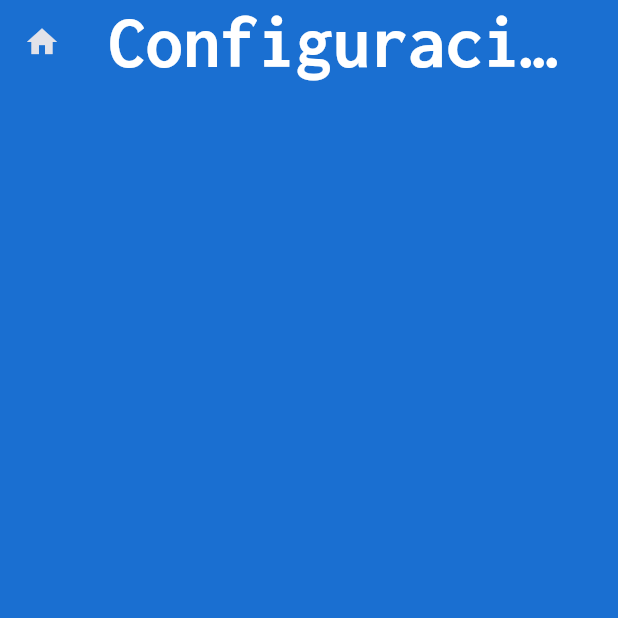
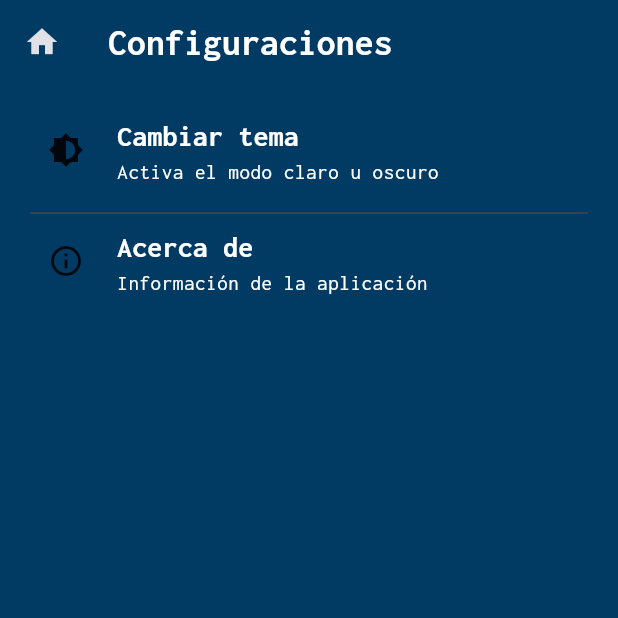
Before and after one commit to RafaelDiaz01/App-Tarantulas, a Flutter app: the screen it shows after launch, after a tap on the "settings" icon, on a phone screen of 412 x 824 dp, the top half of it. Run offline on Flutter 3.47's test engine with Material 3 defaults, Android fonts, the phone set to English and light mode, and no system bars; our stand-ins replace google_fonts, hive, hive_flutter, lottie; accounts and stored records are empty.

Commit message:
Se suben cambios en cuanto a tamaño de letra y apartado de configuraciones en la pantalla home.

```diff
--- a/lib/configurations/app_theme.dart
+++ b/lib/configurations/app_theme.dart
@@ -5,8 +5,8 @@ import 'package:google_fonts/google_fonts.dart';
 // Sirve para definir el tema de la aplicacion.
 final appColorScheme = ColorScheme.fromSeed(
   brightness: Brightness.dark,
-  seedColor: const Color.fromARGB(255, 26, 111, 209),
-  surface: const Color.fromARGB(255, 26, 111, 209),
+  seedColor: const Color.fromARGB(255, 1, 58, 99),
+  surface: const Color.fromARGB(255, 1, 58, 99),
 );
 
 // Varible final que define el estilo que se le dara a los textos de la aplicacion.
@@ -14,7 +14,7 @@ final appTextTheme = GoogleFonts.inconsolataTextTheme().copyWith(
   bodySmall: GoogleFonts.inconsolata(fontWeight: FontWeight.normal, fontSize: 14),
   bodyMedium: GoogleFonts.inconsolata(fontWeight: FontWeight.normal, fontSize: 16),
   bodyLarge: GoogleFonts.inconsolata(fontWeight: FontWeight.normal, fontSize: 18),
-  titleLarge: GoogleFonts.inconsolata(fontWeight: FontWeight.bold, fontSize: 50),
+  titleLarge: GoogleFonts.inconsolata(fontWeight: FontWeight.bold, fontSize: 40),
   titleMedium: GoogleFonts.inconsolata(fontWeight: FontWeight.bold, fontSize: 25),
   titleSmall: GoogleFonts.inconsolata(fontWeight: FontWeight.bold, fontSize: 20),
 );
--- a/lib/screens/home_screen.dart
+++ b/lib/screens/home_screen.dart
@@ -17,16 +17,13 @@ class MyHomeScreen extends StatelessWidget {
           onPressed: () {
             Navigator.push(
               context,
-              MaterialPageRoute(builder: (context) => const Configuration()),
+              MaterialPageRoute(
+                builder:
+                    (context) => Configuration(onToggleTheme: onToggleTheme),
+              ),
             );
           },
         ),
-        actions: [
-          IconButton(
-            icon: const Icon(Icons.brightness_6),
-            onPressed: onToggleTheme,
-          ),
-        ],
       ),
       body: Stack(
         children: [
--- a/lib/widgets/configuration.dart
+++ b/lib/widgets/configuration.dart
@@ -1,7 +1,9 @@
 import 'package:flutter/material.dart';
 
 class Configuration extends StatelessWidget {
-  const Configuration({super.key});
+  final VoidCallback? onToggleTheme;
+
+  const Configuration({super.key, this.onToggleTheme});
 
   @override
   Widget build(BuildContext context) {
@@ -9,7 +11,7 @@ class Configuration extends StatelessWidget {
       appBar: AppBar(
         title: Text(
           "Configuraciones",
-          style: Theme.of(context).textTheme.titleLarge?.copyWith(),
+          style: Theme.of(context).textTheme.titleMedium?.copyWith(),
         ),
         leading: IconButton(
           icon: Icon(Icons.home),
@@ -18,7 +20,62 @@ class Configuration extends StatelessWidget {
           },
         ),
       ),
-      body: Center(child: Column(mainAxisAlignment: MainAxisAlignment.center)),
+      body: Padding(
+        padding: const EdgeInsets.all(20),
+        child: Column(
+          crossAxisAlignment: CrossAxisAlignment.start,
+          children: [
+            // Sección 1: Cambiar tema
+            Row(
+              children: [
+                IconButton(
+                  icon: const Icon(Icons.brightness_6),
+                  onPressed: onToggleTheme,
+                ),
+                const SizedBox(width: 10),
+                Column(
+                  crossAxisAlignment: CrossAxisAlignment.start,
+                  children: [
+                    Text(
+                      "Cambiar tema",
+                      style: Theme.of(context).textTheme.titleSmall,
+                    ),
+                    Text(
+                      "Activa el modo claro u oscuro",
+                      style: Theme.of(context).textTheme.bodySmall,
+                    ),
+                  ],
+                ),
+              ],
+            ),
+            const SizedBox(height: 10),
+            const Divider(),
+            // Sección 2: Otro ejemplo de sección
+            Row(
+              children: [
+                IconButton(
+                  icon: const Icon(Icons.info_outline),
+                  onPressed: (){},
+                ),
+                const SizedBox(width: 10),
+                Column(
+                  crossAxisAlignment: CrossAxisAlignment.start,
+                  children: [
+                    Text(
+                      "Acerca de",
+                      style: Theme.of(context).textTheme.titleSmall,
+                    ),
+                    Text(
+                      "Información de la aplicación",
+                      style: Theme.of(context).textTheme.bodySmall,
+                    ),
+                  ],
+                ),
+              ],
+            ),
+          ],
+        ),
+      ),
     );
   }
 }
```
